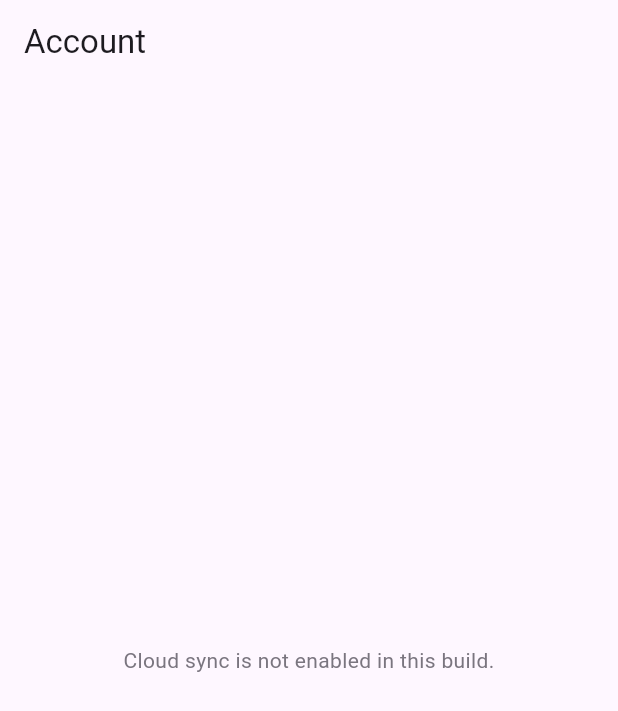
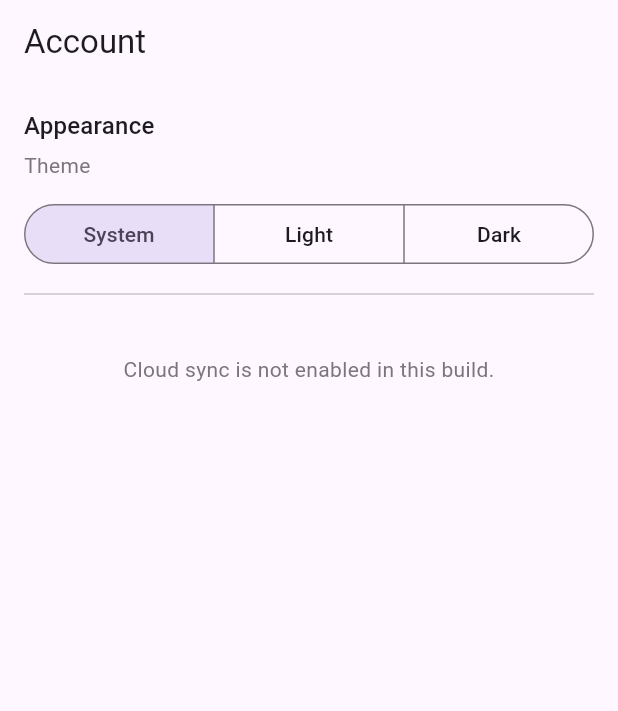
Before and after one commit to tino415/gym_tracker, a Flutter app: the AccountPage screen opened by its route, on a phone screen of 412 x 824 dp. Shown: the top 711 px of the screen. Run offline on Flutter 3.47's test engine with Material 3 defaults, Android fonts, the phone set to English and light mode, and no system bars; our stand-ins replace clock, cloud_firestore, drift, drift_flutter, firebase_auth, firebase_core and 4 more; missing offline and left inert: wear_plus; accounts and stored records are empty; generated files the repository leaves out were written again; statements that could not run were skipped.

Commit message:
Dark/light theme switch + fix nav-rail gap in 2-pane sections
Theme: three-way ThemeMode control (System / Light / Dark) in a new
"Appearance" section on the settings screen, persisted via
shared_preferences and seeded in main() before the first frame so there's
no flash. PhoneApp gains a dark theme + themeMode (phone + web).

Layout fix: the Exercises/Workouts master-detail centered a max-width
block in the space left of the nav rail, leaving a gap between the rail
and the list. Fill the width instead — list pane flush to the rail,
detail expands to the right edge (matches the Routines 3-pane).

(pubspec also carries the flutter_launcher_icons dev-dependency + config
used by the following icon commit.)

Co-Authored-By: Claude Opus 4.8 (1M context) <noreply@anthropic.com>
Claude-Session: https://claude.ai/code/session_01MuW5kLWfPmsQjZQ81EpJC9

```diff
--- a/lib/phone/phone_app.dart
+++ b/lib/phone/phone_app.dart
@@ -1,4 +1,5 @@
 import 'package:flutter/material.dart';
+import 'package:flutter_riverpod/flutter_riverpod.dart';
 import 'package:go_router/go_router.dart';
 
 import 'breakpoints.dart';
@@ -11,6 +12,7 @@ import 'routines/routine_edit_page.dart';
 import 'routines/routine_exercise_detail_page.dart';
 import 'routines/routines_list_page.dart';
 import 'settings/account_page.dart';
+import 'settings/theme_controller.dart';
 
 final _rootKey = GlobalKey<NavigatorState>();
 
@@ -104,25 +106,33 @@ final _router = GoRouter(
   ],
 );
 
-class PhoneApp extends StatelessWidget {
+class PhoneApp extends ConsumerWidget {
   const PhoneApp({super.key});
 
   @override
-  Widget build(BuildContext context) {
+  Widget build(BuildContext context, WidgetRef ref) {
     return MaterialApp.router(
       title: 'Gym Tracker',
       theme: ThemeData(
         colorScheme: ColorScheme.fromSeed(seedColor: Colors.deepPurple),
         useMaterial3: true,
       ),
+      darkTheme: ThemeData(
+        colorScheme: ColorScheme.fromSeed(
+          seedColor: Colors.deepPurple,
+          brightness: Brightness.dark,
+        ),
+        useMaterial3: true,
+      ),
+      themeMode: ref.watch(themeModeProvider),
       routerConfig: _router,
       // Cap every route to a centered max-width column so the app reads as a
       // focused editor on wide desktop/web windows instead of stretching edge
       // to edge; a no-op on phones (viewport < maxWidth). The margins take a
       // subtle surface tint so the column reads as an app window. The cap is
-      // [routinesWideMaxWidth] to give the Routines 3-pane view room; the 2-pane
-      // sections (Exercises / Workouts) self-cap their content to
-      // [contentMaxWidth] within it.
+      // [routinesWideMaxWidth] to give the Routines 3-pane view room; within it
+      // the 2-pane sections (Exercises / Workouts) fill the width, list pane
+      // flush to the rail.
       builder: (context, child) {
         if (child == null) return const SizedBox.shrink();
         return ColoredBox(
--- a/lib/phone/settings/account_page.dart
+++ b/lib/phone/settings/account_page.dart
@@ -5,6 +5,7 @@ import 'package:flutter_riverpod/flutter_riverpod.dart';
 import '../../data/providers.dart';
 import '../../sync/auth_service.dart';
 import '../../sync/sync_ownership.dart';
+import 'theme_controller.dart';
 
 /// Opt-in "Sync & backup" account screen. Signed out, it offers email/password
 /// sign-in (a Google button appears only when [googleSignInSupported], which is
@@ -61,23 +62,39 @@ class _AccountPageState extends ConsumerState<AccountPage> {
 
     return Scaffold(
       appBar: AppBar(title: const Text('Account')),
-      body: !enabled
-          ? const _DisabledNotice()
-          : userAsync.when(
-              loading: () =>
-                  const Center(child: CircularProgressIndicator()),
-              error: (e, _) => Center(child: Text('Error: $e')),
+      // Single scroll view: the Appearance section is always shown (it isn't
+      // gated on sync being enabled or the user being signed in); the account /
+      // sync content follows below it.
+      body: ListView(
+        padding: const EdgeInsets.all(16),
+        children: [
+          _AppearanceSection(
+            mode: ref.watch(themeModeProvider),
+            onChanged: (m) => ref.read(themeModeProvider.notifier).set(m),
+          ),
+          const Divider(height: 32),
+          if (!enabled)
+            const _DisabledNotice()
+          else
+            ...userAsync.when(
+              loading: () => const [
+                Padding(
+                  padding: EdgeInsets.all(24),
+                  child: Center(child: CircularProgressIndicator()),
+                ),
+              ],
+              error: (e, _) => [Center(child: Text('Error: $e'))],
               data: (user) =>
-                  user == null ? _buildSignedOut() : _buildSignedIn(user),
+                  user == null ? _signedOutChildren() : _signedInChildren(user),
             ),
+        ],
+      ),
     );
   }
 
-  Widget _buildSignedOut() {
+  List<Widget> _signedOutChildren() {
     final auth = ref.read(authServiceProvider);
-    return ListView(
-      padding: const EdgeInsets.all(16),
-      children: [
+    return [
         Text(
           'Sign in to sync your routines and history across devices. '
           'The app stays fully usable without an account.',
@@ -170,11 +187,10 @@ class _AccountPageState extends ConsumerState<AccountPage> {
             label: const Text('Continue with Google'),
           ),
         ],
-      ],
-    );
+    ];
   }
 
-  Widget _buildSignedIn(User user) {
+  List<Widget> _signedInChildren(User user) {
     final auth = ref.read(authServiceProvider);
     // Whether server sync is paused because this device's local data belongs to
     // a different account. Owner null (unclaimed) or matching means active sync.
@@ -184,9 +200,7 @@ class _AccountPageState extends ConsumerState<AccountPage> {
     final direct = ref.watch(firestoreDirectProvider);
     final owner = direct ? null : ref.watch(syncOwnerProvider).valueOrNull;
     final paused = owner != null && owner != user.uid;
-    return ListView(
-      padding: const EdgeInsets.all(16),
-      children: [
+    return [
         ListTile(
           leading: const Icon(Icons.account_circle),
           title: Text(user.email ?? 'Signed in'),
@@ -203,8 +217,7 @@ class _AccountPageState extends ConsumerState<AccountPage> {
           onPressed: _busy ? null : () => _run(auth.signOut, validate: false),
           child: const Text('Sign out'),
         ),
-      ],
-    );
+    ];
   }
 
   /// Take over this device for the signed-in account: persist it as the sync
@@ -297,6 +310,44 @@ class _PausedSyncCard extends StatelessWidget {
   }
 }
 
+/// App theme picker (System / Light / Dark), shown on the settings screen
+/// regardless of auth state. Reads/writes [themeModeProvider] via [onChanged].
+class _AppearanceSection extends StatelessWidget {
+  const _AppearanceSection({required this.mode, required this.onChanged});
+
+  final ThemeMode mode;
+  final ValueChanged<ThemeMode> onChanged;
+
+  @override
+  Widget build(BuildContext context) {
+    return Column(
+      crossAxisAlignment: CrossAxisAlignment.start,
+      children: [
+        Text('Appearance', style: Theme.of(context).textTheme.titleMedium),
+        const SizedBox(height: 4),
+        Text(
+          'Theme',
+          style: TextStyle(color: Theme.of(context).colorScheme.outline),
+        ),
+        const SizedBox(height: 12),
+        SizedBox(
+          width: double.infinity,
+          child: SegmentedButton<ThemeMode>(
+            segments: const [
+              ButtonSegment(value: ThemeMode.system, label: Text('System')),
+              ButtonSegment(value: ThemeMode.light, label: Text('Light')),
+              ButtonSegment(value: ThemeMode.dark, label: Text('Dark')),
+            ],
+            selected: {mode},
+            showSelectedIcon: false,
+            onSelectionChanged: (s) => onChanged(s.first),
+          ),
+        ),
+      ],
+    );
+  }
+}
+
 class _DisabledNotice extends StatelessWidget {
   const _DisabledNotice();
 
--- /dev/null
+++ b/lib/phone/settings/theme_controller.dart
@@ -0,0 +1,63 @@
+import 'package:flutter/material.dart';
+import 'package:flutter_riverpod/flutter_riverpod.dart';
+import 'package:shared_preferences/shared_preferences.dart';
+
+/// SharedPreferences key holding the persisted [ThemeMode] as one of
+/// `'system' | 'light' | 'dark'`.
+const themeModePrefsKey = 'theme_mode';
+
+/// Read the persisted theme mode from [prefs], defaulting to
+/// [ThemeMode.system]. Used both by the controller and by `main()` to seed the
+/// provider override so the first frame renders in the right theme (no flash).
+ThemeMode themeModeFromPrefs(SharedPreferences prefs) =>
+    _decode(prefs.getString(themeModePrefsKey));
+
+ThemeMode _decode(String? raw) {
+  switch (raw) {
+    case 'light':
+      return ThemeMode.light;
+    case 'dark':
+      return ThemeMode.dark;
+    default:
+      return ThemeMode.system;
+  }
+}
+
+String _encode(ThemeMode mode) {
+  switch (mode) {
+    case ThemeMode.light:
+      return 'light';
+    case ThemeMode.dark:
+      return 'dark';
+    case ThemeMode.system:
+      return 'system';
+  }
+}
+
+/// Seed for the theme controller's initial state. `main()` overrides this with
+/// the value read from SharedPreferences so the first frame renders in the
+/// saved theme (no light→dark flash). Default [ThemeMode.system] applies in
+/// tests and any un-overridden scope.
+final initialThemeModeProvider = Provider<ThemeMode>((_) => ThemeMode.system);
+
+/// The app's light/dark preference. `PhoneApp` drives `MaterialApp.themeMode`
+/// off this; the settings screen writes it. Persisted to SharedPreferences on
+/// every change.
+///
+/// Initial state comes from [initialThemeModeProvider] (seeded in `main()`),
+/// which is why there's no flash on launch.
+class ThemeController extends Notifier<ThemeMode> {
+  @override
+  ThemeMode build() => ref.watch(initialThemeModeProvider);
+
+  Future<void> set(ThemeMode mode) async {
+    if (mode == state) return;
+    state = mode;
+    final prefs = await SharedPreferences.getInstance();
+    await prefs.setString(themeModePrefsKey, _encode(mode));
+  }
+}
+
+final themeModeProvider = NotifierProvider<ThemeController, ThemeMode>(
+  ThemeController.new,
+);
```
Also changed, not shown: lib/main.dart (+10 -1 lines), lib/phone/wide_master_detail.dart (+4 -10 lines), pubspec.yaml (+18 -0 lines), pubspec.lock, 1 other file.
